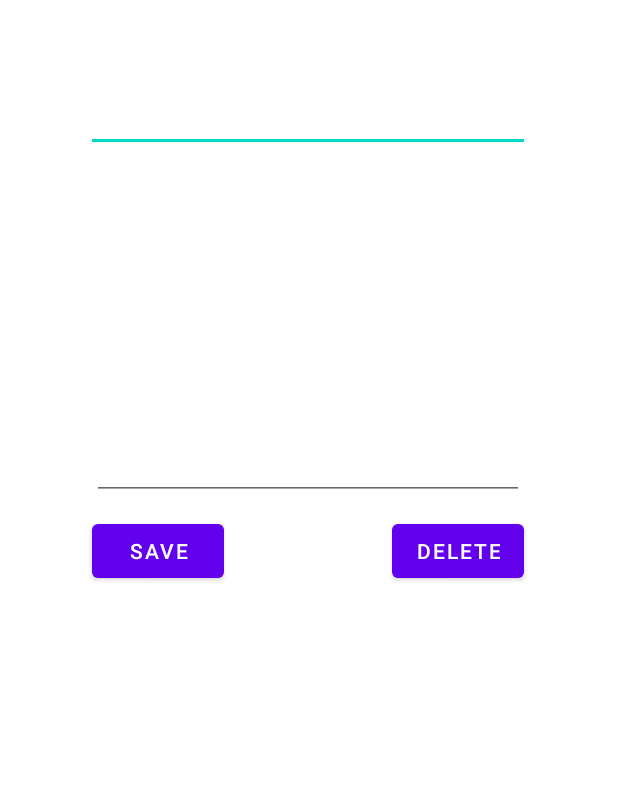
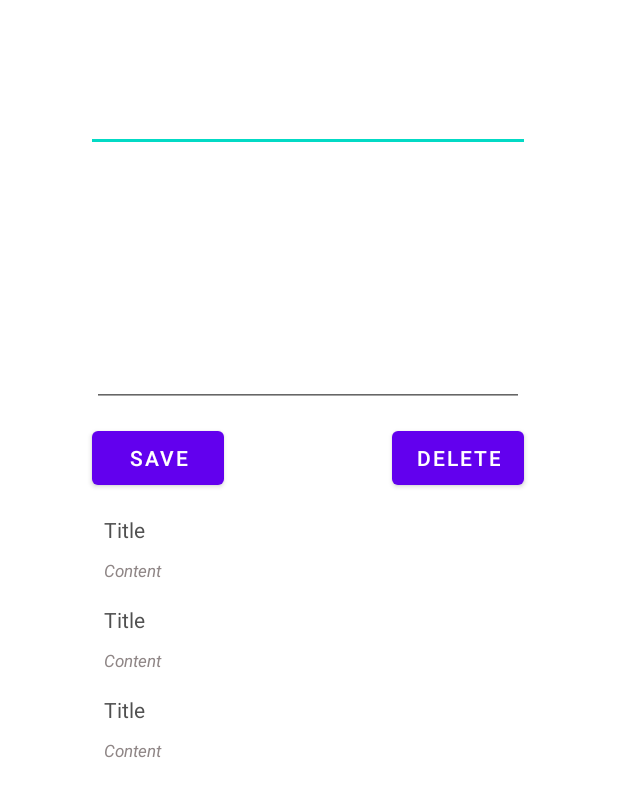
Before and after one commit to STILSIK99/kotlin-sql-first, an Android app: the layout activity_main.xml on its own in the app's theme, with its tools: preview values and no code run, on a phone screen of 412 x 824 dp. Shown: the top 797 px of the screen. Run offline under Robolectric (Android 15) with nearby library versions, the phone set to English and light mode, and no system bars.

Commit message:
RecycleView for Subjects, that read from database

```diff
--- a/app/src/main/AndroidManifest.xml
+++ b/app/src/main/AndroidManifest.xml
@@ -4,6 +4,8 @@
     package="com.example.myapplication">
 
     <application
+        android:appComponentFactory="android.core.app.CoreComponentFactory"
+        tools:replace="android:appComponentFactory"
         android:allowBackup="true"
         android:dataExtractionRules="@xml/data_extraction_rules"
         android:fullBackupContent="@xml/backup_rules"
--- a/app/src/main/res/layout/activity_main.xml
+++ b/app/src/main/res/layout/activity_main.xml
@@ -22,7 +22,7 @@
     <EditText
         android:id="@+id/edContent"
         android:layout_width="288dp"
-        android:layout_height="192dp"
+        android:layout_height="130dp"
         android:layout_marginTop="40dp"
         android:ems="10"
         android:inputType="textPersonName"
@@ -31,19 +31,6 @@
         app:layout_constraintStart_toStartOf="parent"
         app:layout_constraintTop_toBottomOf="@+id/edTitle"
         tools:ignore="SpeakableTextPresentCheck" />
-
-    <TextView
-        android:id="@+id/textView"
-        android:layout_width="0dp"
-        android:layout_height="0dp"
-        android:layout_marginTop="10dp"
-        android:layout_marginBottom="20dp"
-        app:layout_constraintBottom_toBottomOf="parent"
-        app:layout_constraintEnd_toEndOf="@+id/edContent"
-        app:layout_constraintHorizontal_bias="0.0"
-        app:layout_constraintStart_toStartOf="@+id/edContent"
-        app:layout_constraintTop_toBottomOf="@+id/button"
-        app:layout_constraintVertical_bias="0.0" />
 
     <Button
         android:id="@+id/button"
@@ -67,4 +54,19 @@
         app:layout_constraintStart_toEndOf="@+id/button"
         app:layout_constraintTop_toBottomOf="@+id/edContent" />
 
+    <androidx.recyclerview.widget.RecyclerView
+        android:id="@+id/recycleView"
+        android:layout_width="285dp"
+        android:layout_height="0dp"
+        android:layout_marginTop="10dp"
+        android:layout_marginBottom="10dp"
+        app:layout_constraintBottom_toBottomOf="parent"
+        app:layout_constraintEnd_toEndOf="@+id/edContent"
+        app:layout_constraintHorizontal_bias="0.0"
+        app:layout_constraintStart_toStartOf="@+id/edContent"
+        app:layout_constraintTop_toBottomOf="@+id/button"
+        app:layout_constraintVertical_bias="0.0"
+        tools:listitem="@layout/item_layout" />
+
+
 </androidx.constraintlayout.widget.ConstraintLayout>
--- /dev/null
+++ b/app/src/main/res/layout/item_layout.xml
@@ -0,0 +1,40 @@
+<?xml version="1.0" encoding="utf-8"?>
+<LinearLayout
+    xmlns:android="http://schemas.android.com/apk/res/android"
+    xmlns:tools="http://schemas.android.com/tools"
+    android:layout_width="match_parent"
+    android:layout_height="60dp"
+    android:orientation="vertical"
+    android:paddingTop="4dp"
+    android:paddingEnd="4dp"
+    android:paddingLeft="8dp"
+    android:paddingRight="8dp"
+    >
+
+    <TextView
+        android:id="@+id/itemTitle"
+        style="@style/Base.TextAppearance.AppCompat.Headline"
+        android:layout_width="match_parent"
+        android:layout_height="15dp"
+        android:layout_weight="1"
+        android:editable="false"
+        android:singleLine="true"
+        android:text="@string/itemTitle"
+        android:textColor="@color/itemTop"
+        android:textSize="14dp" />
+
+
+    <TextView
+        android:id="@+id/itemContent"
+        style="@style/Base.TextAppearance.AppCompat.Subhead"
+        android:layout_width="match_parent"
+        android:layout_height="12dp"
+        android:layout_weight="1"
+        android:editable="false"
+        android:singleLine="true"
+        android:text="@string/itemContent"
+        android:textColor="@color/itemBottom"
+        android:textSize="11dp"
+        android:textStyle="italic" />
+
+</LinearLayout>
--- a/app/src/main/res/values/colors.xml
+++ b/app/src/main/res/values/colors.xml
@@ -7,4 +7,6 @@
     <color name="teal_700">#FF018786</color>
     <color name="black">#FF000000</color>
     <color name="white">#FFFFFFFF</color>
+    <color name="itemBottom">#8F8686</color>
+    <color name="itemTop">#505050</color>
 </resources>
--- a/app/src/main/res/values/strings.xml
+++ b/app/src/main/res/values/strings.xml
@@ -1,3 +1,5 @@
 <resources>
     <string name="app_name">My Application</string>
+    <string name="itemTitle">Title</string>
+    <string name="itemContent">Content</string>
 </resources>
```
Also changed, not shown: app/src/main/java/com/example/myapplication/DB/SubjectAdapter.kt (added, +40 -0 lines), app/src/main/java/com/example/myapplication/DB/SubjectViewModel.kt (added, +19 -0 lines), app/src/main/java/com/example/myapplication/MainActivity.kt (+25 -6 lines).
